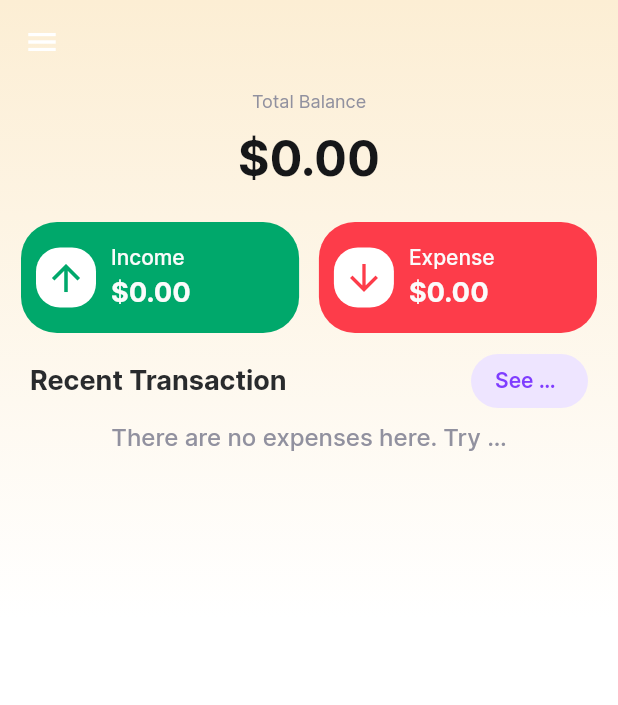
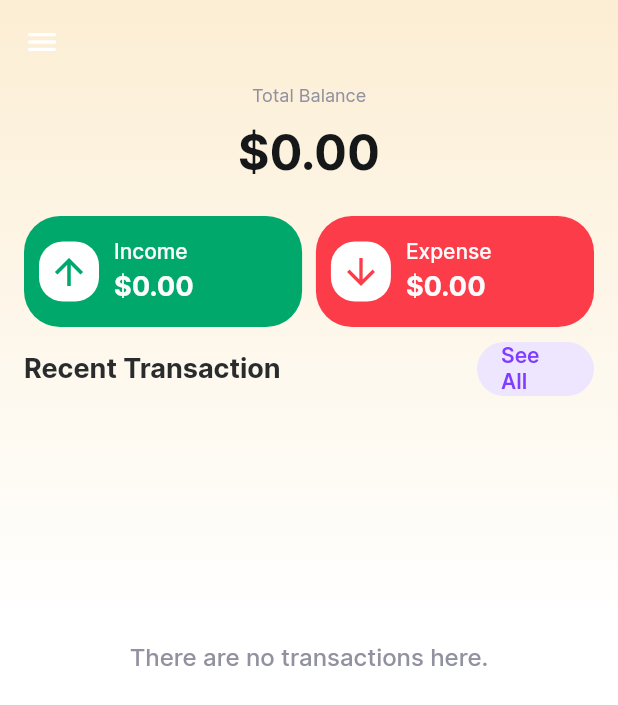
Before and after one commit to rafalstef/myexpenses-flutter-project, a Flutter app: the HomePageView screen opened by its route, on a phone screen of 412 x 824 dp. Shown: the top 705 px of the screen. Run offline on Flutter 3.47's test engine with Material 2 defaults, Android fonts, the phone set to English and light mode, and no system bars; our stand-ins replace cloud_firestore, date_time_picker, firebase_auth, firebase_core, flutter_signin_button, flutter_slidable and 4 more; accounts and stored records are empty; network calls fail.

Commit message:
Fix some UI components

```diff
--- a/lib/config/styles/text_styles/app_text_styles.dart
+++ b/lib/config/styles/text_styles/app_text_styles.dart
@@ -9,7 +9,6 @@ class AppTextStyles {
       fontSize: 64,
       height: 1.25,
       fontWeight: FontWeight.bold,
-      overflow: TextOverflow.ellipsis,
     );
   }
 
@@ -19,7 +18,6 @@ class AppTextStyles {
       fontSize: 32,
       height: 1.0,
       fontWeight: FontWeight.bold,
-      overflow: TextOverflow.ellipsis,
     );
   }
 
@@ -29,7 +27,6 @@ class AppTextStyles {
       fontSize: 24.0,
       height: 1.0,
       fontWeight: FontWeight.bold,
-      overflow: TextOverflow.ellipsis,
     );
   }
 
@@ -39,7 +36,6 @@ class AppTextStyles {
       fontSize: 18.0,
       height: 1.2,
       fontWeight: FontWeight.bold,
-      overflow: TextOverflow.ellipsis,
     );
   }
 
@@ -49,7 +45,6 @@ class AppTextStyles {
       fontSize: 16.0,
       height: 1.2,
       fontWeight: FontWeight.normal,
-      overflow: TextOverflow.ellipsis,
     );
   }
 
@@ -59,7 +54,6 @@ class AppTextStyles {
       fontSize: 16.0,
       height: 1.2,
       fontWeight: FontWeight.w500,
-      overflow: TextOverflow.ellipsis,
     );
   }
 
@@ -69,7 +63,6 @@ class AppTextStyles {
       fontSize: 16.0,
       height: 1.2,
       fontWeight: FontWeight.w600,
-      overflow: TextOverflow.ellipsis,
     );
   }
 
@@ -79,7 +72,6 @@ class AppTextStyles {
       fontSize: 16.0,
       height: 1.2,
       fontWeight: FontWeight.bold,
-      overflow: TextOverflow.ellipsis,
     );
   }
 
@@ -89,7 +81,6 @@ class AppTextStyles {
       fontSize: 14.0,
       height: 1.2,
       fontWeight: FontWeight.normal,
-      overflow: TextOverflow.ellipsis,
     );
   }
 
@@ -99,7 +90,6 @@ class AppTextStyles {
       fontSize: 14.0,
       height: 1.2,
       fontWeight: FontWeight.w500,
-      overflow: TextOverflow.ellipsis,
     );
   }
 
@@ -109,7 +99,6 @@ class AppTextStyles {
       fontSize: 14.0,
       height: 1.2,
       fontWeight: FontWeight.w600,
-      overflow: TextOverflow.ellipsis,
     );
   }
 
@@ -119,7 +108,6 @@ class AppTextStyles {
       fontSize: 14.0,
       height: 1.2,
       fontWeight: FontWeight.bold,
-      overflow: TextOverflow.ellipsis,
     );
   }
 
@@ -129,7 +117,6 @@ class AppTextStyles {
       fontSize: 12.0,
       height: 1.0,
       fontWeight: FontWeight.normal,
-      overflow: TextOverflow.ellipsis,
     );
   }
 }
--- a/lib/utilities/UI_components/bars/see_all_bar.dart
+++ /dev/null
@@ -1,32 +0,0 @@
-import 'package:flutter/material.dart';
-import 'package:myexpenses/config/styles/colors/app_colors.dart';
-import 'package:myexpenses/config/styles/text_styles/app_text_styles.dart';
-import 'package:myexpenses/utilities/UI_components/buttons/pills.dart';
-
-class SeeAllBar extends StatelessWidget {
-  const SeeAllBar({Key? key}) : super(key: key);
-
-  @override
-  Widget build(BuildContext context) {
-    return SizedBox(
-      width: MediaQuery.of(context).size.width,
-      height: 56,
-      child: Padding(
-        padding: const EdgeInsets.symmetric(horizontal: 10.0),
-        child: Row(
-          mainAxisAlignment: MainAxisAlignment.spaceBetween,
-          children: [
-            Text(
-              'Recent Transaction',
-              style: AppTextStyles.title3(AppColors.dark60),
-            ),
-            PrimaryPill(
-              text: 'See All',
-              onPressed: () {},
-            )
-          ],
-        ),
-      ),
-    );
-  }
-}
--- /dev/null
+++ b/lib/utilities/UI_components/bars/title_with_button_bar.dart
@@ -0,0 +1,39 @@
+import 'package:flutter/material.dart';
+import 'package:myexpenses/config/styles/colors/app_colors.dart';
+import 'package:myexpenses/config/styles/text_styles/app_text_styles.dart';
+import 'package:myexpenses/utilities/UI_components/buttons/large_buttons.dart';
+import 'package:myexpenses/utilities/UI_components/buttons/pills.dart';
+
+class TitleWithButtonBar extends StatelessWidget {
+  final String title;
+  final String buttonTitle;
+  final ButtonCallback onPressed;
+
+  const TitleWithButtonBar({
+    Key? key,
+    required this.title,
+    required this.buttonTitle,
+    required this.onPressed,
+  }) : super(key: key);
+
+  @override
+  Widget build(BuildContext context) {
+    return SizedBox(
+      width: MediaQuery.of(context).size.width,
+      height: 56,
+      child: Row(
+        mainAxisAlignment: MainAxisAlignment.spaceBetween,
+        children: [
+          Text(
+            title,
+            style: AppTextStyles.title3(AppColors.dark60),
+          ),
+          PrimaryPill(
+            text: buttonTitle,
+            onPressed: onPressed,
+          )
+        ],
+      ),
+    );
+  }
+}
--- a/lib/utilities/UI_components/buttons/pills.dart
+++ b/lib/utilities/UI_components/buttons/pills.dart
@@ -24,7 +24,7 @@ class PrimaryPill extends StatelessWidget {
           borderRadius: BorderRadius.circular(40.0),
         ),
       ),
-      onPressed: () => onPressed,
+      onPressed: () => onPressed(),
       child: Text(
         text,
         style: AppTextStyles.smallSemiBold(AppColors.violet100),
--- a/lib/utilities/UI_components/no_operations_widget.dart/no_operation_widget.dart
+++ b/lib/utilities/UI_components/no_operations_widget.dart/no_operation_widget.dart
@@ -7,18 +7,18 @@ class NoOperations extends StatelessWidget {
 
   @override
   Widget build(BuildContext context) {
-    return SizedBox(
+    return Container(
       width: MediaQuery.of(context).size.width * 0.66,
-      child: Center(
-        child: Text(
-          _noOperationMessage,
-          textAlign: TextAlign.center,
-          style: AppTextStyles.regularMedium(AppColors.dark20),
-        ),
+      height: MediaQuery.of(context).size.height * 0.4,
+      alignment: Alignment.center,
+      child: Text(
+        _noOperationMessage,
+        textAlign: TextAlign.center,
+        style: AppTextStyles.regularMedium(AppColors.dark20),
+        overflow: TextOverflow.clip,
       ),
     );
   }
 
-  final String _noOperationMessage =
-      'There are no expenses here. Try changing the time span or accounts to find them.';
+  final String _noOperationMessage = 'There are no transactions here.';
 }
--- a/lib/utilities/UI_components/tiles/operation_tile.dart
+++ b/lib/utilities/UI_components/tiles/operation_tile.dart
@@ -43,6 +43,7 @@ class OperationTile extends StatelessWidget {
     return Text(
       operation.category!.name.toString(),
       style: AppTextStyles.regularMedium(AppColors.dark60),
+      overflow: TextOverflow.ellipsis,
     );
   }
 
@@ -50,6 +51,7 @@ class OperationTile extends StatelessWidget {
     return Text(
       'Some groceries',
       style: AppTextStyles.small(AppColors.dark20),
+      overflow: TextOverflow.ellipsis,
     );
   }
 
@@ -64,6 +66,7 @@ class OperationTile extends StatelessWidget {
           style: operation.category!.isIncome
               ? AppTextStyles.regularSemiBold(AppColors.green100)
               : AppTextStyles.regularSemiBold(AppColors.red100),
+          overflow: TextOverflow.ellipsis,
         ),
       ],
     );
--- a/lib/views/homepage/homepage_top_cards.dart
+++ b/lib/views/homepage/homepage_top_cards.dart
@@ -17,9 +17,7 @@ class HomePageTopCards extends StatelessWidget {
 
   @override
   Widget build(BuildContext context) {
-    return Padding(
-      padding: const EdgeInsets.all(4.0),
-      child: Column(
+    return Column(
       children: [
         HomePagePrimaryCard(text: 'Balance', amount: balance),
         const SizedBox(height: 8),
@@ -41,7 +39,6 @@ class HomePageTopCards extends StatelessWidget {
           ],
         ),
       ],
-      ),
     );
   }
 }
--- a/lib/views/homepage/homepage_widgets.dart
+++ b/lib/views/homepage/homepage_widgets.dart
@@ -1,5 +1,5 @@
 import 'package:flutter/material.dart';
-import 'package:myexpenses/utilities/UI_components/bars/see_all_bar.dart';
+import 'package:myexpenses/utilities/UI_components/bars/title_with_button_bar.dart';
 import 'package:myexpenses/utilities/UI_components/no_operations_widget.dart/no_operation_widget.dart';
 import 'package:myexpenses/utilities/UI_components/operations_lists/sorted_operations.dart';
 import 'package:myexpenses/services/cloud/operation/operation.dart';
@@ -18,7 +18,7 @@ class HomePageWidgets extends StatelessWidget {
     final List<double> summary = _getFinancialSummary();
     return SingleChildScrollView(
       physics: const ScrollPhysics(),
-      padding: const EdgeInsets.symmetric(horizontal: 10.0),
+      padding: const EdgeInsets.symmetric(horizontal: 16.0),
       child: Column(
         children: <Widget>[
           HomePageTopCards(
@@ -26,7 +26,11 @@ class HomePageWidgets extends StatelessWidget {
             income: summary[1],
             expense: summary[2],
           ),
-          const SeeAllBar(),
+          TitleWithButtonBar(
+            title: 'Recent Transaction',
+            buttonTitle: 'See All',
+            onPressed: () {},
+          ),
           _recentTransaction(context),
         ],
       ),
```
Lines whose indentation alone changed are shown as unchanged.
